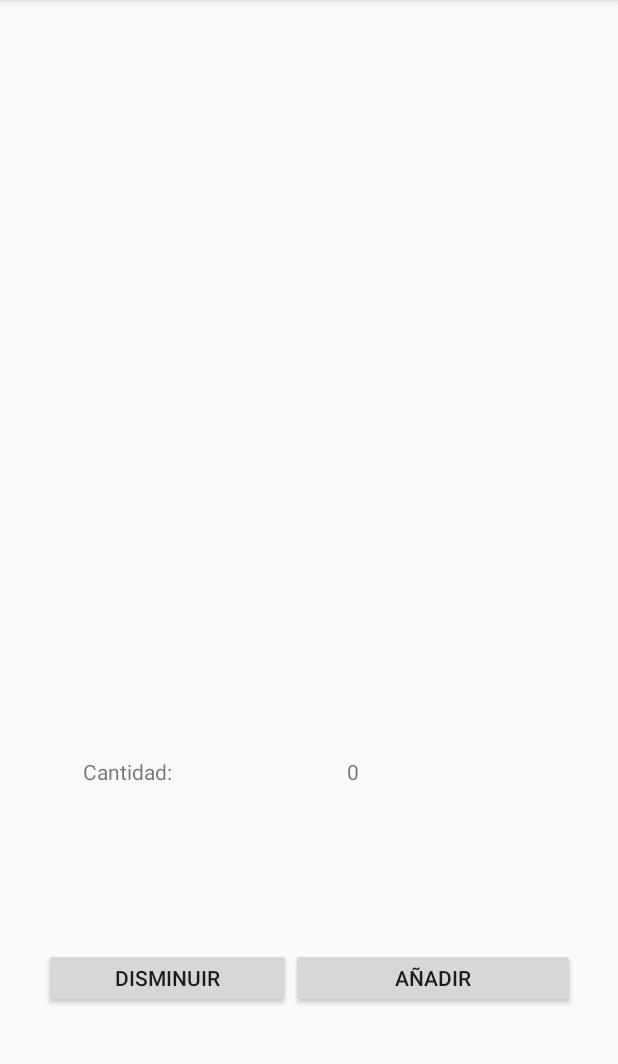
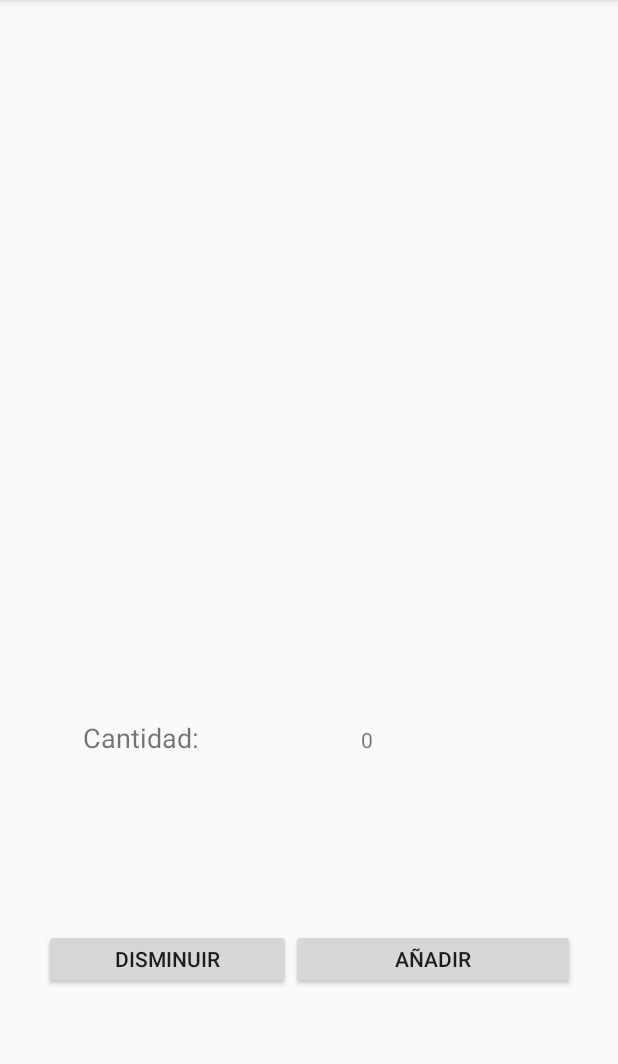
Before and after one commit to AlexAdriano1618/AppComida, an Android app: the DetalleMenu screen opened directly, with no data from a screen before it, after a tap on "DISMINUIR", on a phone screen of 412 x 824 dp, the part 84-1148 px from its top. Run offline under Robolectric (Android 15) with nearby library versions, the phone set to English and light mode, and no system bars; 1 statement that could not run was skipped.

Commit message:
Activity_Detalle

```diff
--- a/app/src/main/res/layout/activity_detalle_menu.xml
+++ b/app/src/main/res/layout/activity_detalle_menu.xml
@@ -27,21 +27,21 @@
         app:layout_constraintEnd_toEndOf="parent"
         app:layout_constraintStart_toStartOf="parent"
         app:layout_constraintTop_toBottomOf="@+id/imageView"
-        app:layout_constraintVertical_bias="0.294">
+        app:layout_constraintVertical_bias="0.223">
 
         <TextView
             android:id="@+id/txtNombrePlato"
             android:layout_width="match_parent"
             android:layout_height="47dp"
-            android:textSize="24sp"
-            android:gravity="center"/>
+            android:gravity="center"
+            android:textSize="24sp" />
 
         <TextView
             android:id="@+id/txtDescripcionPlato"
             android:layout_width="match_parent"
             android:layout_height="36dp"
-            android:textSize="24sp"
-            android:gravity="center"/>
+            android:gravity="center"
+            android:textSize="24sp" />
 
     </LinearLayout>
 
@@ -74,10 +74,9 @@
         android:id="@+id/linearLayout3"
         android:layout_width="301dp"
         android:layout_height="31dp"
-        android:layout_marginTop="44dp"
+        android:layout_marginTop="36dp"
         android:orientation="horizontal"
         app:layout_constraintEnd_toEndOf="parent"
-        app:layout_constraintHorizontal_bias="0.497"
         app:layout_constraintStart_toStartOf="parent"
         app:layout_constraintTop_toBottomOf="@+id/linearLayout2">
 
@@ -85,7 +84,8 @@
             android:layout_width="wrap_content"
             android:layout_height="wrap_content"
             android:layout_weight="1"
-            android:text="Cantidad:" />
+            android:text="Cantidad:"
+            android:textSize="18sp" />
 
         <TextView
             android:id="@+id/txtCantidad1"
```
